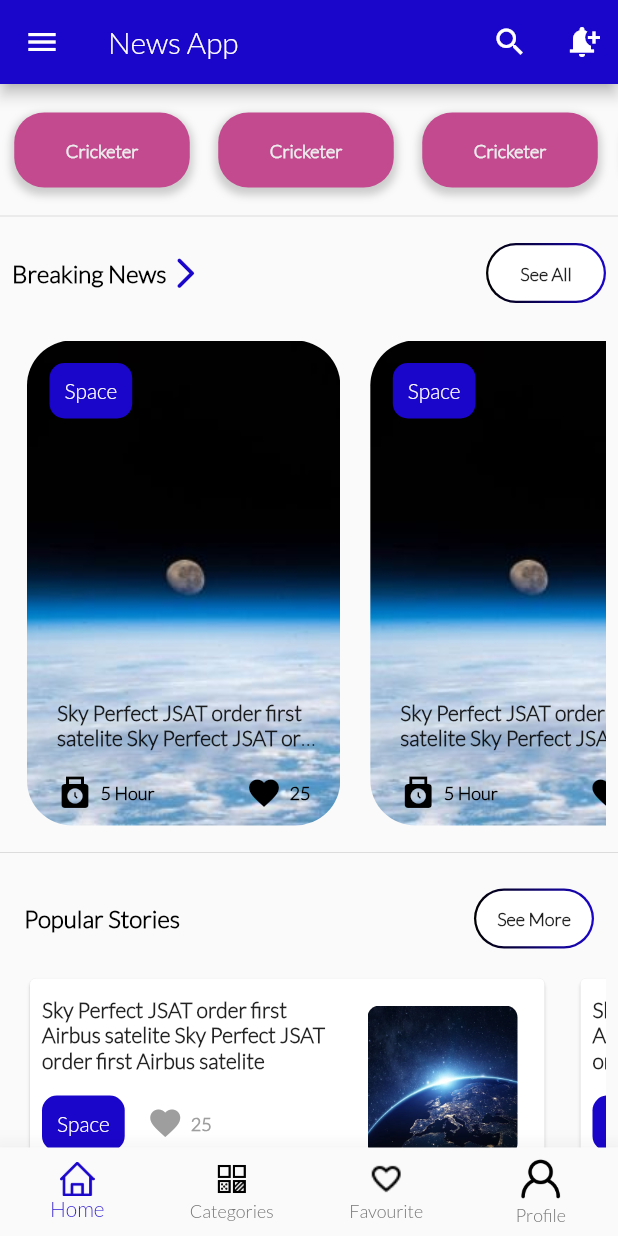
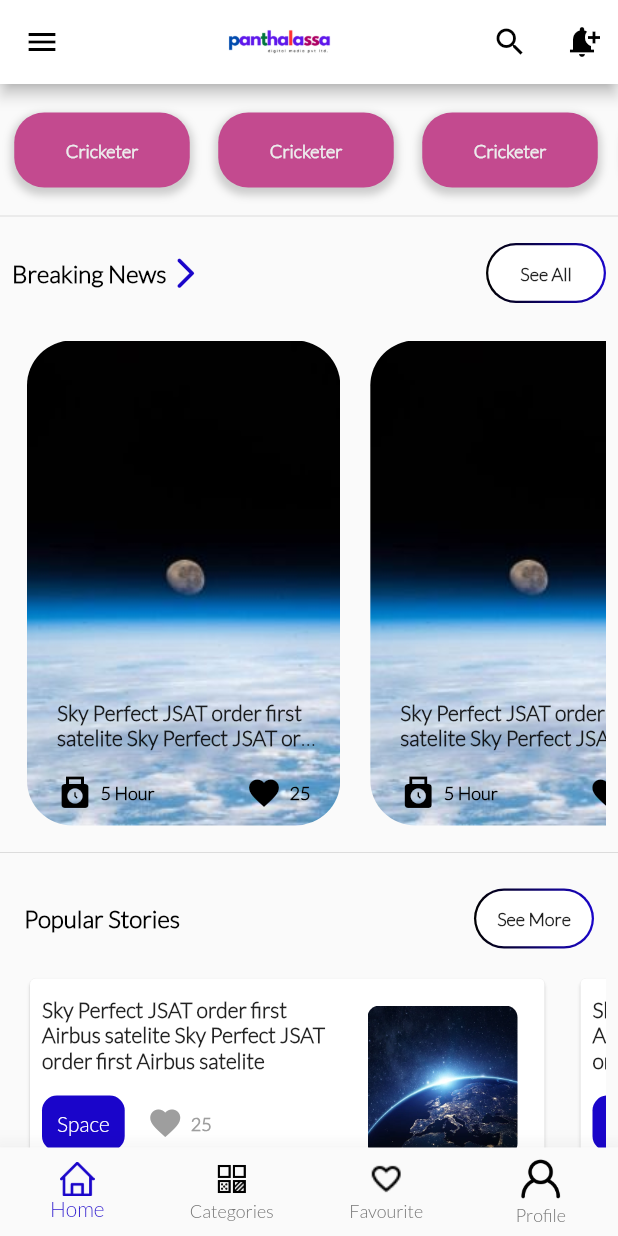
Before and after one commit to khushboo-taneja95/newsappflutter, a Flutter app: the HomeNavigation screen opened directly, on a phone screen of 412 x 824 dp. Run offline on Flutter 3.47's test engine with Material 2 defaults, Android fonts, the phone set to English and light mode, and no system bars; network calls fail.

Commit message:
app bar, favorite ui

```diff
--- a/lib/screens/categories/categories.dart
+++ b/lib/screens/categories/categories.dart
@@ -19,7 +19,7 @@ class _CategoriesScreenState extends State<CategoriesScreen> {
           itemCount: 20,
           controller: scrollController,
           itemBuilder: (context, index) {
-            return astrologyCardList();
+            return categoriesCardList();
           },
           gridDelegate: SliverGridDelegateWithFixedCrossAxisCount(
             crossAxisCount: 2,
@@ -33,7 +33,7 @@ class _CategoriesScreenState extends State<CategoriesScreen> {
     );
   }
 
-  Widget astrologyCardList() {
+  Widget categoriesCardList() {
     return Padding(
       padding: const EdgeInsets.only(top: 8.0, right: 8.0, left: 8.0),
       child: Card(
--- a/lib/screens/home/home_navigations.dart
+++ b/lib/screens/home/home_navigations.dart
@@ -47,7 +47,7 @@ class _HomeNavigationState extends State<HomeNavigation> {
             return IconButton(
               icon: const Icon(
                 Icons.menu,
-                color: Colors.white,
+                color: Colors.black,
               ),
               onPressed: () {
                 Scaffold.of(context).openDrawer();
@@ -55,8 +55,15 @@ class _HomeNavigationState extends State<HomeNavigation> {
             );
           },
         ),
-        title: const Row(
-          children: [Text("News App")],
+        title:  Row(
+          mainAxisAlignment: MainAxisAlignment.center,
+          children: [
+            Image.asset(
+                'assets/logowithback.png',
+                height: 50,
+                width: 150,
+            )
+          ],
         ),
         actions: <Widget>[
           Row(
@@ -64,21 +71,21 @@ class _HomeNavigationState extends State<HomeNavigation> {
               IconButton(
                 icon: const Icon(
                   Icons.search,
-                  color: Colors.white,
+                  color: Colors.black,
                 ),
                 onPressed: () {},
               ),
               IconButton(
                 icon: const Icon(
                   Icons.notification_add,
-                  color: Colors.white,
+                  color: Colors.black,
                 ),
                 onPressed: () {},
               ),
             ],
           )
         ],
-        backgroundColor: PanthalassaColors.appColor,
+        backgroundColor: PanthalassaColors.colorWhite,
       ),
       drawer: Drawer(
         child: getDrawer(),
--- a/lib/screens/home/home_screen.dart
+++ b/lib/screens/home/home_screen.dart
@@ -195,14 +195,6 @@ class _HomeScreenState extends State<HomeScreen> {
       margin: const EdgeInsets.all(10),
       decoration: BoxDecoration(
         borderRadius: BorderRadius.circular(30),
-        // boxShadow: [
-        //   BoxShadow(
-        //     color: Colors.grey.withOpacity(0.5),
-        //     spreadRadius: 5,
-        //     blurRadius: 7,
-        //     offset: const Offset(0, 2),
-        //   ),
-        // ],
         image: const DecorationImage(
             image: AssetImage("assets/palito.jpg"), fit: BoxFit.cover),
       ),
@@ -210,22 +202,6 @@ class _HomeScreenState extends State<HomeScreen> {
         borderRadius: BorderRadius.circular(30),
         child: Stack(
           children: [
-            Padding(
-              padding: const EdgeInsets.all(15.0),
-              child: Positioned(
-                child: Container(
-                  padding: const EdgeInsets.all(10),
-                  decoration: BoxDecoration(
-                    color: PanthalassaColors.appColor,
-                    borderRadius: BorderRadius.circular(10),
-                  ),
-                  child: const Text(
-                    'Space',
-                    style: TextStyle(color: PanthalassaColors.colorWhite),
-                  ),
-                ),
-              ),
-            ),
             const Positioned(
               left: 20.0,
               bottom: 50.0,
```
Also changed, not shown: lib/screens/favourite/favourite.dart (+48 -2 lines).
